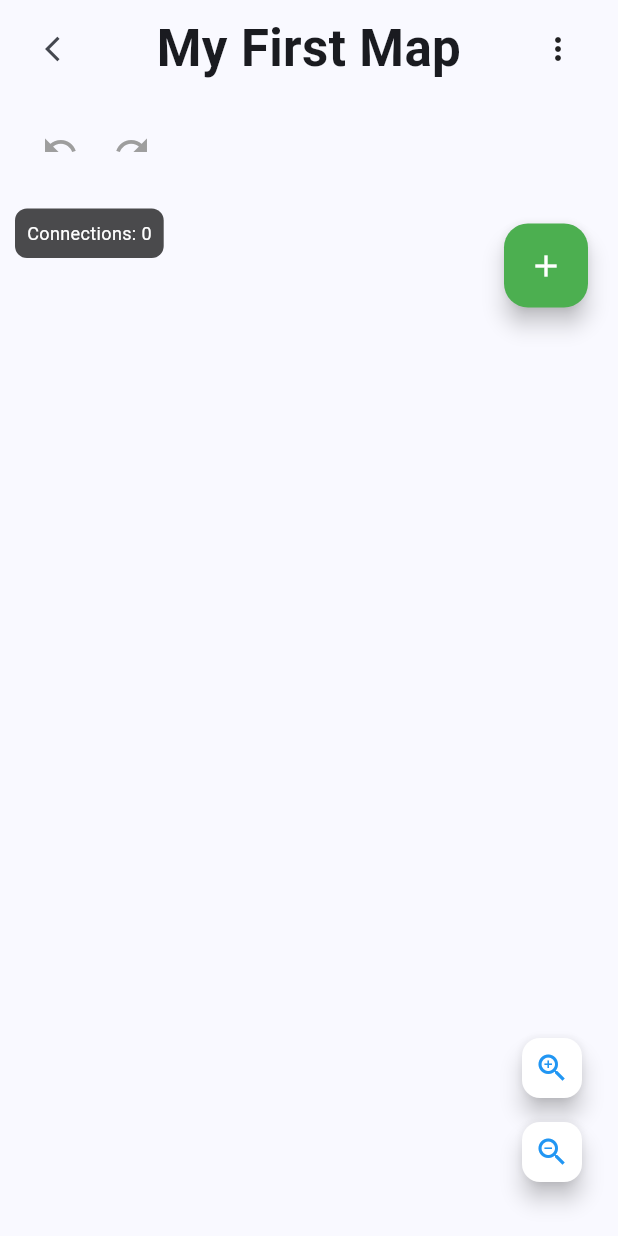
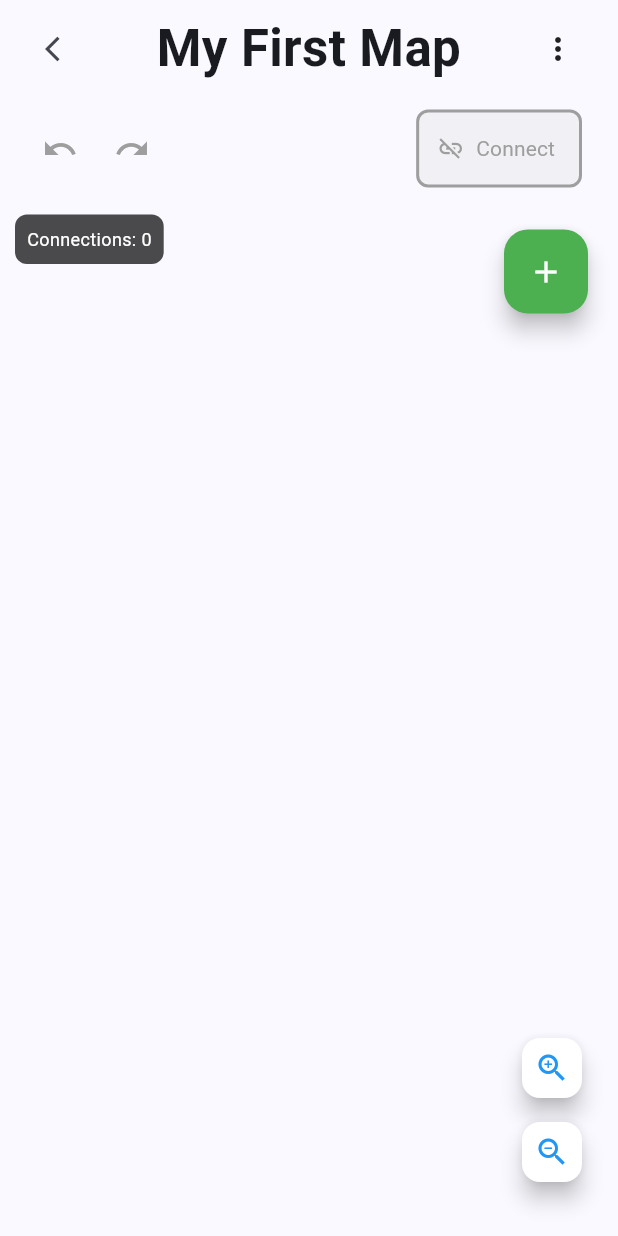
Before and after one commit to skmonio/FlashCardWork, a Flutter app: the BubbleWordView screen opened directly, on a phone screen of 412 x 824 dp. Run offline on Flutter 3.47's test engine with Material 3 defaults, Android fonts, the phone set to English and light mode, and no system bars; our stand-ins replace audioplayers, file_picker, shared_preferences; accounts and stored records are empty.

Commit message:
Implement new explicit connection system with dedicated Connect mode and visual feedback

```diff
--- a/flashcard_app/lib/views/bubble_word_view.dart
+++ b/flashcard_app/lib/views/bubble_word_view.dart
@@ -203,6 +203,40 @@ class _BubbleWordViewState extends State<BubbleWordView> {
 
           const Spacer(),
 
+          // Connect mode toggle
+          Container(
+            decoration: BoxDecoration(
+              color: provider.isConnecting ? Colors.green.withOpacity(0.2) : Colors.grey.withOpacity(0.1),
+              borderRadius: BorderRadius.circular(8),
+              border: Border.all(
+                color: provider.isConnecting ? Colors.green : Colors.grey,
+                width: 2,
+              ),
+            ),
+            child: TextButton.icon(
+              onPressed: () {
+                if (provider.isConnecting) {
+                  provider.cancelConnection();
+                } else {
+                  provider.startConnectionMode();
+                }
+              },
+              icon: Icon(
+                provider.isConnecting ? Icons.link : Icons.link_off,
+                color: provider.isConnecting ? Colors.green : Colors.grey,
+              ),
+              label: Text(
+                provider.isConnecting ? 'Connecting...' : 'Connect',
+                style: TextStyle(
+                  color: provider.isConnecting ? Colors.green : Colors.grey,
+                  fontWeight: provider.isConnecting ? FontWeight.bold : FontWeight.normal,
+                ),
+              ),
+            ),
+          ),
+
+          const SizedBox(width: 8),
+
           // Disconnect button (only show when a node is selected)
           if (provider.selectedNodeId != null)
             TextButton.icon(
@@ -262,6 +296,30 @@ class _BubbleWordViewState extends State<BubbleWordView> {
                   ),
                 ),
 
+                // Connection mode instruction
+                if (provider.isConnecting)
+                  Positioned(
+                    top: 10,
+                    right: 10,
+                    child: Container(
+                      padding: const EdgeInsets.all(12),
+                      decoration: BoxDecoration(
+                        color: Colors.green.withOpacity(0.9),
+                        borderRadius: BorderRadius.circular(8),
+                      ),
+                      child: Text(
+                        provider.firstSelectedNodeId == null
+                            ? 'Click first word to connect'
+                            : 'Click second word to complete',
+                        style: const TextStyle(
+                          color: Colors.white,
+                          fontSize: 14,
+                          fontWeight: FontWeight.bold,
+                        ),
+                      ),
+                    ),
+                  ),
+
                 // Word bubbles
                 ...provider.nodes.map((node) => _buildWordBubble(node, provider)),
 
@@ -308,7 +366,8 @@ class _BubbleWordViewState extends State<BubbleWordView> {
 
   Widget _buildWordBubble(WordNode node, BubbleWordProvider provider) {
     final isSelected = provider.selectedNodeId == node.id;
-    final isConnecting = provider.isConnecting && provider.firstSelectedNodeId == node.id;
+    final isFirstNode = provider.isConnecting && provider.firstSelectedNodeId == node.id;
+    final isInConnectionMode = provider.isConnecting;
 
     return Positioned(
       left: node.position.dx - node.size / 2,
@@ -326,8 +385,12 @@ class _BubbleWordViewState extends State<BubbleWordView> {
           decoration: BoxDecoration(
             color: node.color,
             borderRadius: BorderRadius.circular(20),
-            border: isSelected || isConnecting
+            border: isFirstNode
+                ? Border.all(color: Colors.green, width: 4)
+                : isSelected
                     ? Border.all(color: Colors.white, width: 3)
+                    : isInConnectionMode
+                        ? Border.all(color: Colors.blue.withOpacity(0.5), width: 2)
                         : null,
             boxShadow: [
               BoxShadow(
@@ -337,7 +400,9 @@ class _BubbleWordViewState extends State<BubbleWordView> {
               ),
             ],
           ),
-          child: Center(
+          child: Stack(
+            children: [
+              Center(
                 child: Padding(
                   padding: const EdgeInsets.all(8.0),
                   child: Text(
@@ -353,6 +418,26 @@ class _BubbleWordViewState extends State<BubbleWordView> {
                   ),
                 ),
               ),
+              // Connection indicator
+              if (isFirstNode)
+                Positioned(
+                  top: 4,
+                  right: 4,
+                  child: Container(
+                    padding: const EdgeInsets.all(4),
+                    decoration: const BoxDecoration(
+                      color: Colors.green,
+                      shape: BoxShape.circle,
+                    ),
+                    child: const Icon(
+                      Icons.link,
+                      color: Colors.white,
+                      size: 12,
+                    ),
+                  ),
+                ),
+            ],
+          ),
         ),
       ),
     );
@@ -362,8 +447,22 @@ class _BubbleWordViewState extends State<BubbleWordView> {
 
   void _handleNodeTap(WordNode node, BubbleWordProvider provider) {
     if (provider.isConnecting) {
+      // In connection mode, select the first node or complete the connection
+      if (provider.firstSelectedNodeId == null) {
+        // First node selected
+        provider.selectFirstNodeForConnection(node.id);
+        print('First node selected for connection: ${node.word}');
+      } else if (provider.firstSelectedNodeId != node.id) {
+        // Second node selected - complete the connection
         provider.completeConnection(node.id);
+        print('Connection completed between ${provider.firstSelectedNodeId} and ${node.id}');
       } else {
+        // Same node clicked - cancel connection
+        provider.cancelConnection();
+        print('Connection cancelled - same node clicked');
+      }
+    } else {
+      // Normal mode - just select the node
       provider.selectNode(node.id);
     }
   }
```
Also changed, not shown: flashcard_app/lib/providers/bubble_word_provider.dart (+13 -0 lines). Lines whose indentation alone changed are shown as unchanged.
